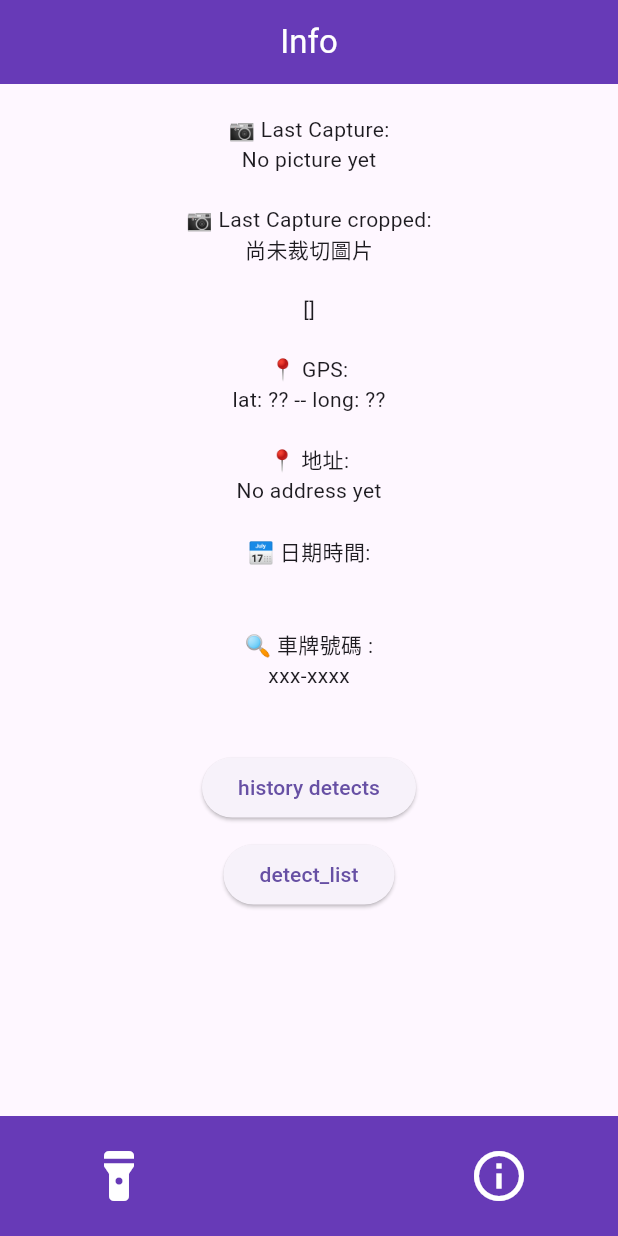
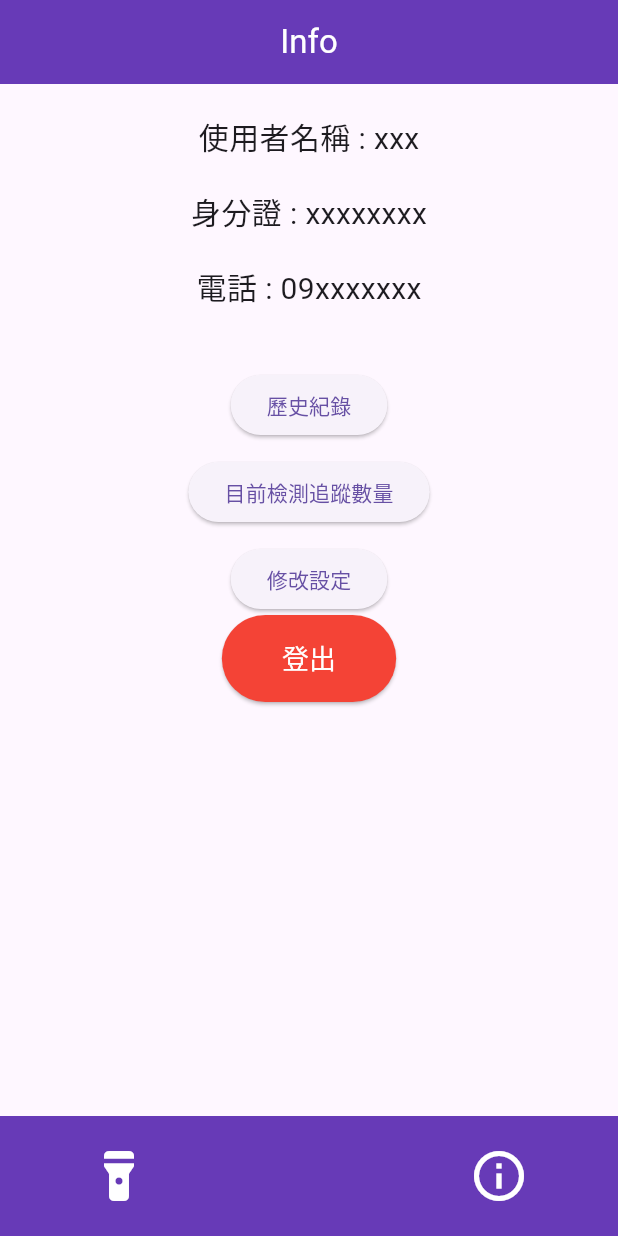
Before and after one commit to Sunwen0625/my_project_flutter, a Flutter app: the InfoScreen screen opened by its route, on a phone screen of 412 x 824 dp. Run offline on Flutter 3.47's test engine with Material 3 defaults, Android fonts, the phone set to English and light mode, and no system bars; our stand-ins replace geocoding, geolocator, permission_handler, share_plus; missing offline and left inert: google_mlkit_text_recognition, ultralytics_yolo.

Commit message:
refactor: Create a user profile screen
This commit redesigns the `display_info.dart` component to function as a user profile and settings screen, replacing the previous detection result display.

- Removes the display of captured images, OCR results, GPS, and other detection-related data.
- Adds placeholder text for user information like username, ID, and phone number.
- Adds buttons to navigate to "歷史紀錄" (History) and "目前檢測追蹤數量" (Current Detection Tracking).
- Includes a new "修改設定" (Modify Settings) button.
- Implements a "登出" (Logout) button, styled in red and positioned at the bottom of the screen.

```diff
--- a/lib/components/display_info.dart
+++ b/lib/components/display_info.dart
@@ -11,73 +11,50 @@ class DisplayInfo extends StatelessWidget {
   Widget build(BuildContext context) {
     return Consumer<DetectProvider>(
       builder: (context, detect, child) {
-        return  Center(
+        return Center(
           child: Column(
             children: [
               const SizedBox(height: 20),
-                const Text("📷 Last Capture:"),
-                if (detect.lastCapture != null)
-                  Image.file(detect.lastCapture!, height: 300)
-                else
-                  const Text("No picture yet"),
-
+              const Text('使用者名稱 : xxx', style: TextStyle(fontSize: 20)),
               const SizedBox(height: 20),
-                const Text("📷 Last Capture cropped:"),
-                if (detect.croppedList.isNotEmpty)
-                  Wrap(
-                    spacing: 12,
-                    runSpacing: 12,
-                    children: detect.croppedList.map((obj) {
-                      return Column(
-                        mainAxisSize: MainAxisSize.min,
-                        children: [
-                          Image.file(
-                            obj.file,
-                            width: 120,
-                            height: 120,
-                            fit: BoxFit.cover,
-                            key: ValueKey(obj.file.path), // 🔑 防快取
+              const Text('身分證 : xxxxxxxx', style: TextStyle(fontSize: 20)),
+              const SizedBox(height: 20),
+              const Text('電話 : 09xxxxxxx', style: TextStyle(fontSize: 20)),
+              const SizedBox(height: 40),
+              ElevatedButton(
+                onPressed: () {
+                  Navigator.pushNamed(context, '/historyList');
+                },
+                child: const Text("歷史紀錄"),
               ),
-                          Text(
-                            "${obj.label} (${(obj.confidence * 100).toStringAsFixed(1)}%)",
-                            style: const TextStyle(fontSize: 12),
+              const SizedBox(height: 10),
+              ElevatedButton(
+                onPressed: () {
+                  Navigator.pushNamed(context, '/tracking');
+                },
+                child: const Text("目前檢測追蹤數量"),
               ),
+              const SizedBox(height: 10),
+              ElevatedButton( onPressed: () {  }, child: Text("修改設定")),
+              const Spacer(), // 👈 登出永遠在最下方
+              ElevatedButton(
+                onPressed: () {
+                  // 登出邏輯
+                },
+                style: ButtonStyle(
+                  backgroundColor: WidgetStateProperty.all(Colors.red),
+                  foregroundColor: WidgetStateProperty.all(Colors.white),
+                  padding: WidgetStateProperty.all(
+                    const EdgeInsets.symmetric(vertical: 16, horizontal: 40),
+                  ),
+                ),
+                child: const Text("登出", style: TextStyle(fontSize: 18)),
+              ),
+              const SizedBox(height: 10),
             ],
-                      );
-                    }).toList(),
-                  )
-                else
-                  const Text("尚未裁切圖片"),
-
-
-                const SizedBox(height: 20),
-                Text(detect.results.toString()),
-
-                const SizedBox(height: 20),
-                const Text("📍 GPS:"),
-                Text("lat: ${detect.latString ?? "??"} -- long: ${detect.lngString ?? "??"}"),
-                const SizedBox(height: 20),
-                const Text("📍 地址:"),
-                Text(detect.address ?? "No address yet"),
-                const SizedBox(height: 20),
-                const Text("📅 日期時間:"),
-                Text(detect.dateTimeString ),
-                const SizedBox(height: 20),
-                const Text("🔍 車牌號碼 :"),
-                Text("xxx-xxxx"),
-                Text(detect.ocrText!),
-                const SizedBox(height: 20),
-                ElevatedButton(onPressed: (){
-                  Navigator.pushNamed(context, '/historyList');
-                }, child: Text("history detects")),
-                const SizedBox(height: 10),
-                ElevatedButton(onPressed: (){
-                  Navigator.pushNamed(context, '/tracking');
-                }, child: Text("detect_list"))
-              ]
           ),
         );
-      }
+      },
     );
   }
 }
```
Lines whose indentation alone changed are shown as unchanged.
